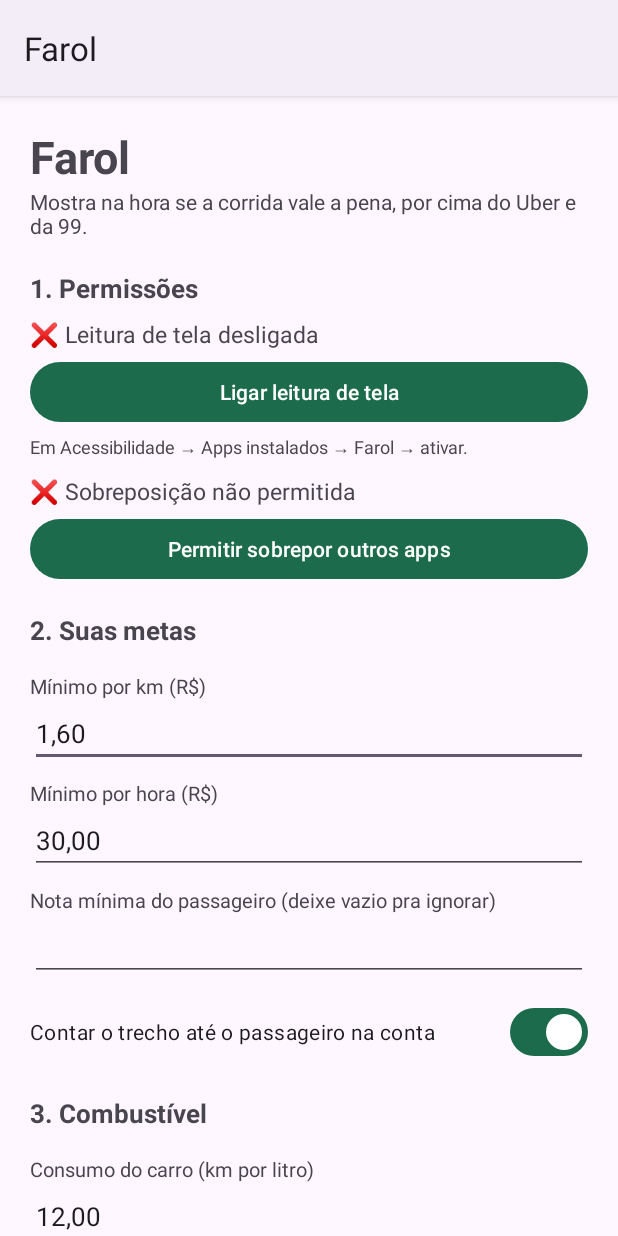
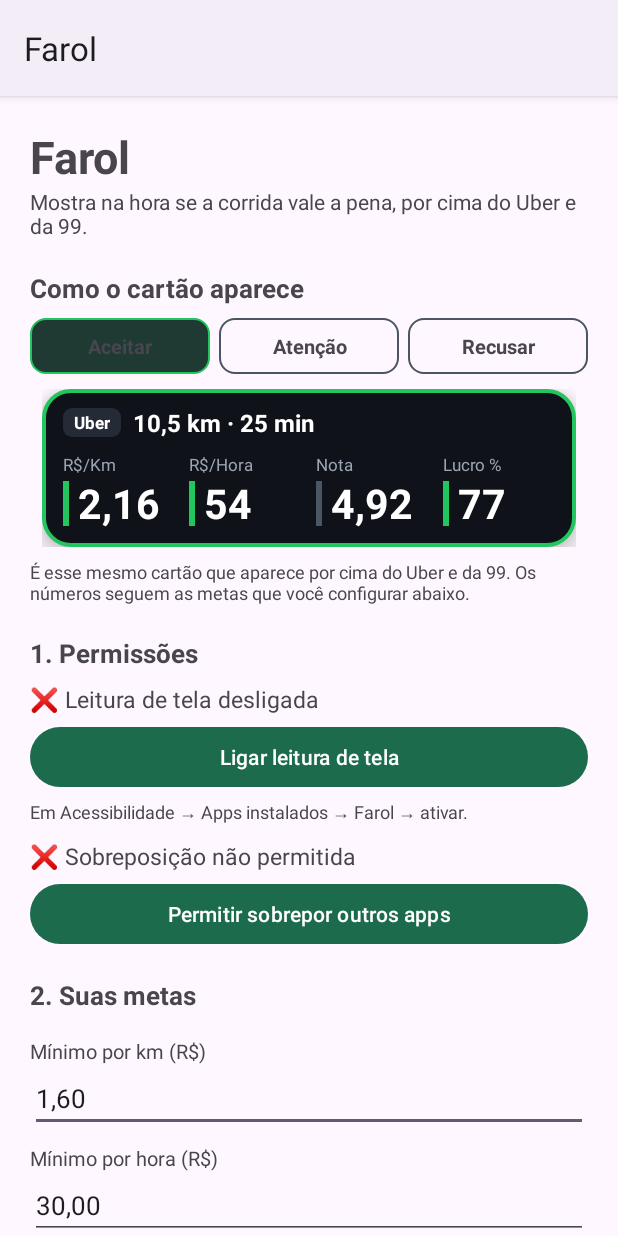
Before and after one commit to Mateusnunes1422/n8n-automation-portfolio, an Android app: the screen it shows after launch (MainActivity), on a phone screen of 412 x 824 dp. Run offline under Robolectric (Android 15) with nearby library versions, the phone set to English and light mode, and no system bars.

Commit message:
Mostrar o cartao real dentro do app, com seletor de estados
A tela de configuracao so oferecia um dialogo de texto com os numeros, entao
quem ainda nao conseguiu liberar a acessibilidade nunca via o cartao. Agora a
propria tela mostra o cartao renderizado, com os tres estados selecionaveis
como na tela de estilo do Rota Pro.

- Extrai CardRenderer, usado tanto pela sobreposicao quanto pela previa: a
  previa nao tem como divergir do que aparece na rua, porque e o mesmo codigo
  desenhando o mesmo layout.
- A oferta de exemplo e derivada das metas do motorista em vez de ser fixa,
  entao a previa mostra numeros coerentes com o que ele configurou.
- A previa le os campos da tela, nao as preferencias salvas, e por isso ja
  reflete uma meta alterada antes de salvar.
- O botao de teste passa a abrir a conta do mesmo cartao que esta na previa,
  com as metas ao lado de cada numero, em vez de uma oferta desconexa.

Co-Authored-By: Claude Opus 5 <noreply@anthropic.com>
Claude-Session: https://claude.ai/code/session_01U9bJZiYL6cYBBfMdBnLeVY

```diff
--- /dev/null
+++ b/farol-android/app/src/main/java/br/farol/corrida/CardRenderer.kt
@@ -0,0 +1,104 @@
+package br.farol.corrida
+
+import android.content.Context
+import android.graphics.drawable.GradientDrawable
+import android.view.View
+import android.widget.TextView
+import androidx.core.content.ContextCompat
+
+/**
+ * Desenha o cartao da oferta.
+ *
+ * Serve tanto a sobreposicao que aparece por cima do app de corrida quanto a
+ * previa dentro da tela de configuracao: as duas passam por aqui, entao o que
+ * o motorista ve na previa e exatamente o que ele vera na rua.
+ */
+object CardRenderer {
+
+    private const val CORNER_DP = 18f
+    private const val BORDER_DP = 3f
+
+    fun colorOf(ctx: Context, level: Level): Int = ContextCompat.getColor(
+        ctx,
+        when (level) {
+            Level.GREEN -> R.color.lvl_green
+            Level.YELLOW -> R.color.lvl_yellow
+            Level.RED -> R.color.lvl_red
+            Level.NONE -> R.color.lvl_none
+        }
+    )
+
+    private fun dp(ctx: Context, v: Float) = v * ctx.resources.displayMetrics.density
+
+    fun render(root: View, appLabel: String, v: Verdict) {
+        val ctx = root.context
+
+        // Fundo escuro com a borda na cor do veredito geral.
+        root.findViewById<View>(R.id.card).background = GradientDrawable().apply {
+            shape = GradientDrawable.RECTANGLE
+            cornerRadius = dp(ctx, CORNER_DP)
+            setColor(ContextCompat.getColor(ctx, R.color.card_bg))
+            setStroke(dp(ctx, BORDER_DP).toInt(), colorOf(ctx, v.level))
+        }
+
+        root.findViewById<TextView>(R.id.appBadge).text = appLabel
+
+        val km = "%.1f".format(v.totalKm).replace(".", ",")
+        root.findViewById<TextView>(R.id.headline).text = "$km km · ${v.totalMin} min"
+
+        metric(root, R.id.kmBar, R.id.kmValue, v.kmLevel,
+            v.rsPerKm?.let { "%.2f".format(it).replace(".", ",") })
+
+        metric(root, R.id.hourBar, R.id.hourValue, v.hourLevel,
+            v.rsPerHour?.let { "%.0f".format(it) })
+
+        metric(root, R.id.ratingBar, R.id.ratingValue, v.ratingLevel,
+            v.rating?.let { OfferEvaluator.fmtRating(it) })
+
+        metric(root, R.id.profitBar, R.id.profitValue, v.profitLevel,
+            v.profitPct?.let { "%.0f".format(it) })
+
+        val alert = root.findViewById<TextView>(R.id.alert)
+        if (v.alerts.isNotEmpty()) {
+            alert.visibility = View.VISIBLE
+            alert.text = "⚠ " + v.alerts.joinToString(" · ")
+        } else alert.visibility = View.GONE
+    }
+
+    private fun metric(root: View, barId: Int, valueId: Int, level: Level, text: String?) {
+        root.findViewById<View>(barId).setBackgroundColor(colorOf(root.context, level))
+        root.findViewById<TextView>(valueId).text = text ?: "--"
+    }
+
+    /**
+     * Ofertas de exemplo para a previa, calculadas a partir das metas do
+     * motorista: assim a previa mostra numeros coerentes com o que ele
+     * configurou, em vez de valores fixos que podem nem fazer sentido pra ele.
+     */
+    fun sampleOffer(cfg: Settings, level: Level): Offer {
+        val pickupKm = 2.1; val pickupMin = 6
+        val tripKm = 8.4; val tripMin = 19
+        val totalKm = pickupKm + tripKm
+        val totalH = (pickupMin + tripMin) / 60.0
+
+        // Valor que empata exatamente com a meta mais exigente das duas.
+        val naMeta = maxOf(cfg.minRsPerKm * totalKm, cfg.minRsPerHour * totalH)
+        val fator = when (level) {
+            Level.GREEN -> 1.35   // folgado acima
+            Level.YELLOW -> 0.90  // dentro da tolerancia, mas abaixo
+            else -> 0.50          // bem longe
+        }
+        val rating = when (level) {
+            Level.GREEN -> 4.92
+            Level.YELLOW -> 4.78
+            else -> 4.55
+        }
+        return Offer(
+            fare = naMeta * fator,
+            pickupMin = pickupMin, pickupKm = pickupKm,
+            tripMin = tripMin, tripKm = tripKm,
+            rating = rating,
+            lines = listOf("Exemplo", "Rua A, 100", "Rua B, 200")
+        )
+    }
+}
--- a/farol-android/app/src/main/java/br/farol/corrida/MainActivity.kt
+++ b/farol-android/app/src/main/java/br/farol/corrida/MainActivity.kt
@@ -5,6 +5,7 @@ import android.content.Context
 import android.content.Intent
 import android.net.Uri
 import android.os.Bundle
+import android.view.View
 import android.provider.Settings as AndroidSettings
 import android.text.TextUtils
 import android.widget.Button
@@ -26,6 +27,8 @@ class MainActivity : AppCompatActivity() {
     private lateinit var learnMode: MaterialSwitch
     private lateinit var statusAcc: TextView
     private lateinit var statusOverlay: TextView
+    private lateinit var previewCard: View
+    private var previewLevel = Level.GREEN
 
     override fun onCreate(savedInstanceState: Bundle?) {
         super.onCreate(savedInstanceState)
@@ -53,11 +56,24 @@ class MainActivity : AppCompatActivity() {
                 )
             )
         }
-        findViewById<Button>(R.id.btnSave).setOnClickListener { save(); showSaved() }
+        previewCard = findViewById(R.id.previewCard)
+        mapOf(
+            R.id.tabGreen to Level.GREEN,
+            R.id.tabYellow to Level.YELLOW,
+            R.id.tabRed to Level.RED
+        ).forEach { (id, level) ->
+            findViewById<TextView>(id).setOnClickListener {
+                previewLevel = level
+                refreshPreview()
+            }
+        }
+
+        findViewById<Button>(R.id.btnSave).setOnClickListener { save(); showSaved(); refreshPreview() }
         findViewById<Button>(R.id.btnTest).setOnClickListener { save(); runTest() }
         findViewById<Button>(R.id.btnCapture).setOnClickListener { showCapture() }
 
         loadIntoFields()
+        refreshPreview()
     }
 
     override fun onResume() {
@@ -77,11 +93,10 @@ class MainActivity : AppCompatActivity() {
         learnMode.isChecked = s.learnMode
     }
 
-    private fun save() {
+    /** Le as metas direto dos campos, para a previa refletir o que esta na tela. */
+    private fun fieldSettings(): Settings {
         val old = Settings.load(this)
-        Settings.save(
-            this,
-            old.copy(
+        return old.copy(
             minRsPerKm = num(minKm) ?: old.minRsPerKm,
             minRsPerHour = num(minHour) ?: old.minRsPerHour,
             kmPerLiter = num(kmPerLiter) ?: old.kmPerLiter,
@@ -92,7 +107,29 @@ class MainActivity : AppCompatActivity() {
             countPickup = countPickup.isChecked,
             learnMode = learnMode.isChecked
         )
+    }
+
+    private fun save() = Settings.save(this, fieldSettings())
+
+    /**
+     * Mostra o cartao real com uma oferta de exemplo no estado escolhido.
+     * Usa o mesmo CardRenderer da sobreposicao, entao a previa nao pode
+     * divergir do que aparece na rua.
+     */
+    private fun refreshPreview() {
+        val cfg = fieldSettings()
+        val offer = CardRenderer.sampleOffer(cfg, previewLevel)
+        CardRenderer.render(previewCard, "Uber", OfferEvaluator.evaluate(offer, cfg))
+
+        listOf(
+            R.id.tabGreen to Level.GREEN,
+            R.id.tabYellow to Level.YELLOW,
+            R.id.tabRed to Level.RED
+        ).forEach { (id, level) ->
+            findViewById<TextView>(id).setBackgroundResource(
+                if (level == previewLevel) R.drawable.bg_chip_on else R.drawable.bg_chip
             )
+        }
     }
 
     private fun showSaved() {
@@ -103,34 +140,42 @@ class MainActivity : AppCompatActivity() {
             .show()
     }
 
-    /** Roda o cálculo numa oferta de exemplo, pra conferir se as metas fazem sentido. */
+    /** Abre a conta por tras do cartao que esta na previa. */
     private fun runTest() {
-        val cfg = Settings.load(this)
-        val exemplo = Offer(
-            fare = 21.50, pickupMin = 6, pickupKm = 2.1,
-            tripMin = 19, tripKm = 8.4, rating = 4.82,
-            lines = listOf("R$ 21,50", "6 min (2,1 km)", "19 min (8,4 km)", "4,82")
-        )
-        val v = OfferEvaluator.evaluate(exemplo, cfg)
+        val cfg = fieldSettings()
+        val offer = CardRenderer.sampleOffer(cfg, previewLevel)
+        val v = OfferEvaluator.evaluate(offer, cfg)
+
         val sb = StringBuilder()
-        sb.append("Oferta de exemplo: R$ 21,50 · 2,1 km até o passageiro · 8,4 km de viagem · 25 min\n\n")
+        sb.append("Oferta de exemplo: ").append(OfferEvaluator.fmt(offer.fare ?: 0.0))
+            .append(" · ").append("%.1f".format(v.totalKm).replace(".", ","))
+            .append(" km · ").append(v.totalMin).append(" min\n\n")
+
         sb.append("Veredito: ").append(
             when (v.level) {
-                Level.GREEN -> "ACEITAR (verde)"
-                Level.YELLOW -> "AVALIAR (amarelo)"
-                Level.RED -> "RECUSAR (vermelho)"
-                Level.NONE -> "SEM DADOS (cinza)"
+                Level.GREEN -> "ACEITAR (borda verde)"
+                Level.YELLOW -> "AVALIAR (borda amarela)"
+                Level.RED -> "RECUSAR (borda vermelha)"
+                Level.NONE -> "SEM DADOS (borda cinza)"
             }
         ).append("\n\n")
-        v.rsPerKm?.let { sb.append("R$/km: ").append("%.2f".format(it).replace(".", ",")).append("\n") }
-        v.rsPerHour?.let { sb.append("R$/hora: ").append("%.2f".format(it).replace(".", ",")).append("\n") }
+
+        v.rsPerKm?.let {
+            sb.append("R$/km: ").append("%.2f".format(it).replace(".", ","))
+                .append("  (sua meta: ").append(dec(cfg.minRsPerKm)).append(")\n")
+        }
+        v.rsPerHour?.let {
+            sb.append("R$/hora: ").append("%.2f".format(it).replace(".", ","))
+                .append("  (sua meta: ").append(dec(cfg.minRsPerHour)).append(")\n")
+        }
         v.fuelCost?.let { sb.append("Combustível: ").append(OfferEvaluator.fmt(it)).append("\n") }
-        v.profitPct?.let { sb.append("Lucro: ").append("%.0f".format(it)).append("%\n") }
-        v.netProfit?.let { sb.append("Líquido: ").append(OfferEvaluator.fmt(it)).append("\n") }
+        v.netProfit?.let { sb.append("Líquido: ").append(OfferEvaluator.fmt(it)) }
+        v.profitPct?.let { sb.append("  (").append("%.0f".format(it)).append("%)\n") }
+
         if (v.reasons.isNotEmpty()) sb.append("\n").append(v.reasons.joinToString("\n") { "• $it" })
         if (v.alerts.isNotEmpty()) sb.append("\n\n⚠ ").append(v.alerts.joinToString("\n⚠ "))
 
-        AlertDialog.Builder(this).setTitle("Teste").setMessage(sb.toString())
+        AlertDialog.Builder(this).setTitle("A conta do cartão").setMessage(sb.toString())
             .setPositiveButton("Ok", null).show()
     }
 
--- /dev/null
+++ b/farol-android/app/src/main/res/drawable/bg_chip.xml
@@ -0,0 +1,6 @@
+<?xml version="1.0" encoding="utf-8"?>
+<shape xmlns:android="http://schemas.android.com/apk/res/android" android:shape="rectangle">
+    <solid android:color="#00000000" />
+    <stroke android:width="1dp" android:color="#4B5563" />
+    <corners android:radius="10dp" />
+</shape>
--- /dev/null
+++ b/farol-android/app/src/main/res/drawable/bg_chip_on.xml
@@ -0,0 +1,6 @@
+<?xml version="1.0" encoding="utf-8"?>
+<shape xmlns:android="http://schemas.android.com/apk/res/android" android:shape="rectangle">
+    <solid android:color="#1E3A32" />
+    <stroke android:width="1dp" android:color="@color/lvl_green" />
+    <corners android:radius="10dp" />
+</shape>
--- a/farol-android/app/src/main/res/layout/activity_main.xml
+++ b/farol-android/app/src/main/res/layout/activity_main.xml
@@ -23,6 +23,46 @@
             android:layout_marginBottom="20dp"
             android:text="Mostra na hora se a corrida vale a pena, por cima do Uber e da 99."
             android:textSize="14sp" />
+
+
+        <!-- ===== Prévia do cartão ===== -->
+        <TextView style="@style/FarolSection" android:text="Como o cartão aparece" />
+
+        <LinearLayout
+            android:layout_width="match_parent"
+            android:layout_height="wrap_content"
+            android:orientation="horizontal"
+            android:layout_marginBottom="10dp">
+
+            <TextView
+                android:id="@+id/tabGreen"
+                style="@style/FarolChip"
+                android:text="Aceitar" />
+
+            <TextView
+                android:id="@+id/tabYellow"
+                style="@style/FarolChip"
+                android:layout_marginStart="6dp"
+                android:text="Atenção" />
+
+            <TextView
+                android:id="@+id/tabRed"
+                style="@style/FarolChip"
+                android:layout_marginStart="6dp"
+                android:text="Recusar" />
+        </LinearLayout>
+
+        <include
+            android:id="@+id/previewCard"
+            layout="@layout/overlay_card" />
+
+        <TextView
+            android:layout_width="match_parent"
+            android:layout_height="wrap_content"
+            android:layout_marginTop="8dp"
+            android:layout_marginBottom="20dp"
+            android:text="É esse mesmo cartão que aparece por cima do Uber e da 99. Os números seguem as metas que você configurar abaixo."
+            android:textSize="12sp" />
 
         <!-- ===== Permissões ===== -->
         <TextView style="@style/FarolSection" android:text="1. Permissões" />
@@ -164,7 +204,7 @@
             android:layout_width="match_parent"
             android:layout_height="wrap_content"
             android:layout_marginBottom="8dp"
-            android:text="Testar com uma oferta de exemplo" />
+            android:text="Ver a conta desse cartão" />
 
         <Button
             android:id="@+id/btnSave"
--- a/farol-android/app/src/main/res/values/styles.xml
+++ b/farol-android/app/src/main/res/values/styles.xml
@@ -20,4 +20,16 @@
         <item name="android:layout_height">wrap_content</item>
         <item name="android:textSize">17sp</item>
     </style>
+
+    <style name="FarolChip" parent="">
+        <item name="android:layout_width">0dp</item>
+        <item name="android:layout_height">wrap_content</item>
+        <item name="android:layout_weight">1</item>
+        <item name="android:background">@drawable/bg_chip</item>
+        <item name="android:gravity">center</item>
+        <item name="android:paddingTop">9dp</item>
+        <item name="android:paddingBottom">9dp</item>
+        <item name="android:textSize">13sp</item>
+        <item name="android:textStyle">bold</item>
+    </style>
 </resources>
```
Also changed, not shown: farol-android/app/src/main/java/br/farol/corrida/RideAccessibilityService.kt (+1 -53 lines). Lines whose indentation alone changed are shown as unchanged.
